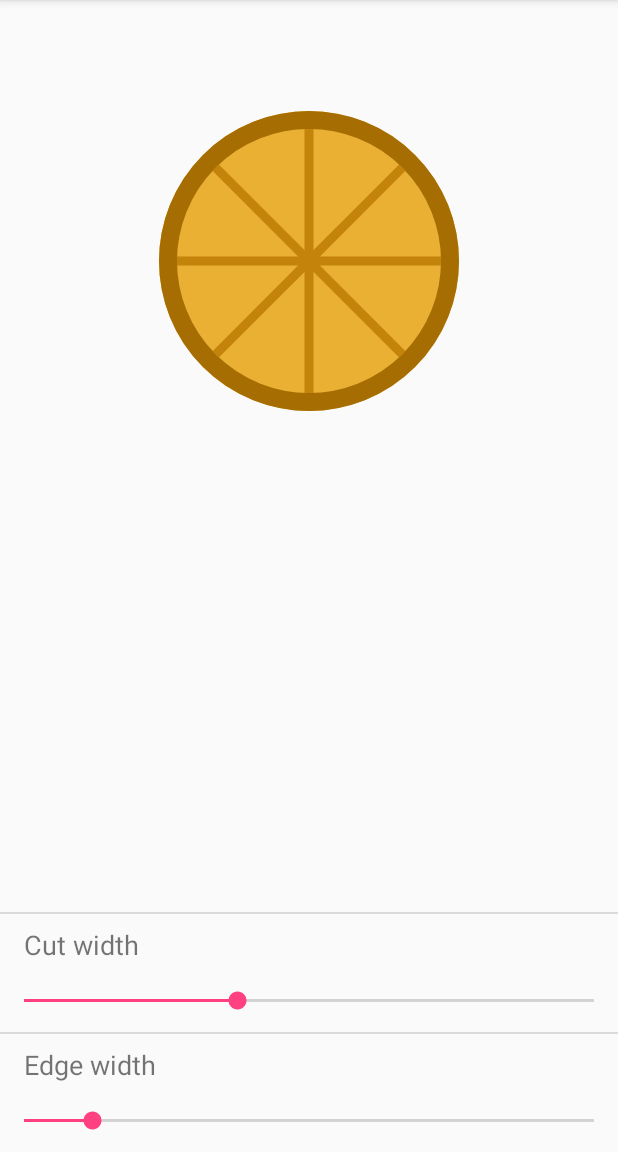
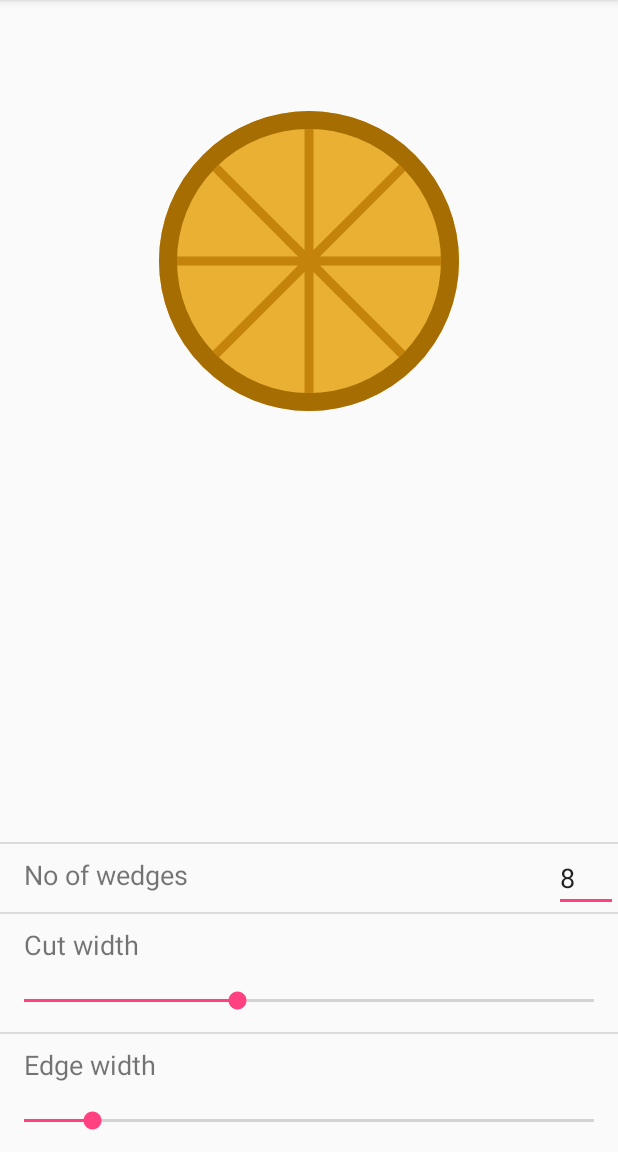
Before and after one commit to Shailesh351/android-pizza, an Android app: the screen it shows after launch (MainActivity), on a phone screen of 412 x 824 dp, the part 84-1236 px from its top. Run offline under Robolectric (Android 15) with nearby library versions, the phone set to English and light mode, and no system bars.

Commit message:
feat: Add option for changing no of wedges

```diff
--- a/app/src/main/java/me/shellbell/makepizza/MainActivity.kt
+++ b/app/src/main/java/me/shellbell/makepizza/MainActivity.kt
@@ -1,16 +1,23 @@
 package me.shellbell.makepizza
 
+import android.content.Context
 import android.os.Bundle
 import android.support.v7.app.AppCompatActivity
+import android.view.inputmethod.EditorInfo
+import android.view.inputmethod.InputMethodManager
+import android.widget.EditText
 import android.widget.SeekBar
+import android.widget.TextView
 import me.shellbell.pizza.Pizza
 import kotlin.math.min
+
 
 class MainActivity : AppCompatActivity() {
 
     private lateinit var pizza: Pizza
     private lateinit var edgeWidthSeekBar: SeekBar
     private lateinit var cutWidthSeekBar: SeekBar
+    private lateinit var noOfWedgesEditText: EditText
 
     override fun onCreate(savedInstanceState: Bundle?) {
         super.onCreate(savedInstanceState)
@@ -18,14 +25,39 @@ class MainActivity : AppCompatActivity() {
 
         edgeWidthSeekBar = findViewById(R.id.edge_width_seek_bar)
         cutWidthSeekBar = findViewById(R.id.cut_width_seek_bar)
+        noOfWedgesEditText = findViewById(R.id.no_of_wedges_edit_text)
         pizza = findViewById(R.id.pizza)
 
-        pizza.post { setupSeekBars() }
+        pizza.post { setup() }
     }
 
-    private fun setupSeekBars() {
+    private fun setup() {
+        setupNoOfWedgesEditText()
         setupEdgeWidthSeekBar()
         setupCutWidthSeekBar()
+    }
+
+    private fun setupNoOfWedgesEditText() {
+        noOfWedgesEditText.setText(pizza.noOfWedges.toString())
+        noOfWedgesEditText.setOnEditorActionListener(TextView.OnEditorActionListener { view, actionId, _ ->
+            if (actionId == EditorInfo.IME_ACTION_DONE) {
+                val inputManager = view.context.getSystemService(Context.INPUT_METHOD_SERVICE) as InputMethodManager
+                inputManager.hideSoftInputFromWindow(
+                        this.currentFocus?.windowToken,
+                        InputMethodManager.HIDE_NOT_ALWAYS)
+
+                if (noOfWedgesEditText.text.toString().isNotEmpty()) {
+                    pizza.noOfWedges = noOfWedgesEditText.text.toString().toInt()
+                } else {
+                    pizza.noOfWedges = 0
+                }
+
+                pizza.invalidate()
+
+                return@OnEditorActionListener true
+            }
+            false
+        })
     }
 
     private fun setupEdgeWidthSeekBar() {
--- a/app/src/main/res/layout/activity_main.xml
+++ b/app/src/main/res/layout/activity_main.xml
@@ -25,10 +25,40 @@
         app:no_of_wedges="8" />
 
     <LinearLayout
+        android:id="@+id/linearLayout"
         android:layout_width="match_parent"
         android:layout_height="wrap_content"
         android:layout_alignParentBottom="true"
         android:orientation="vertical">
+
+        <View
+            android:layout_width="match_parent"
+            android:layout_height="1dp"
+            android:background="@color/divider_color" />
+
+        <RelativeLayout
+            android:layout_width="match_parent"
+            android:layout_height="wrap_content">
+
+            <TextView
+                android:layout_width="wrap_content"
+                android:layout_height="wrap_content"
+                android:paddingBottom="8dp"
+                android:paddingLeft="16dp"
+                android:paddingRight="8dp"
+                android:paddingTop="8dp"
+                android:text="@string/no_of_wedges"
+                android:textSize="18sp" />
+
+            <EditText
+                android:id="@+id/no_of_wedges_edit_text"
+                android:layout_width="wrap_content"
+                android:layout_height="wrap_content"
+                android:layout_alignParentRight="true"
+                android:ems="2"
+                android:inputType="numberDecimal" />
+
+        </RelativeLayout>
 
         <View
             android:layout_width="match_parent"
--- a/app/src/main/res/values/strings.xml
+++ b/app/src/main/res/values/strings.xml
@@ -2,4 +2,5 @@
     <string name="app_name">Make Pizza</string>
     <string name="edge_width">Edge width</string>
     <string name="cut_width">Cut width</string>
+    <string name="no_of_wedges">No of wedges</string>
 </resources>
--- a/pizza/src/main/java/me/shellbell/pizza/Pizza.kt
+++ b/pizza/src/main/java/me/shellbell/pizza/Pizza.kt
@@ -96,7 +96,12 @@ class Pizza : View {
 
         canvas?.save()
 
-        for (i in 1..noOfWedges) {
+        for (i in 2..noOfWedges) {
+            canvas?.rotate(degree, cx, cy)
+            canvas?.drawLine(cx, cy, cx, cy - radius, paint)
+        }
+
+        if (noOfWedges != 1) {
             canvas?.rotate(degree, cx, cy)
             canvas?.drawLine(cx, cy, cx, cy - radius, paint)
         }
```
